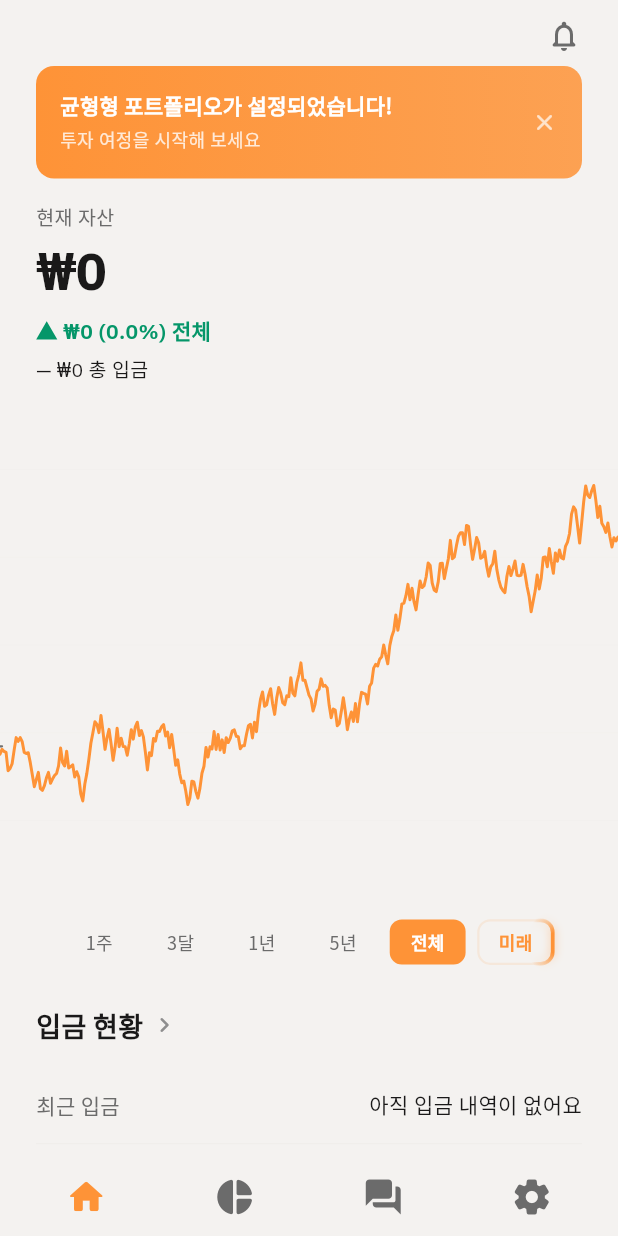
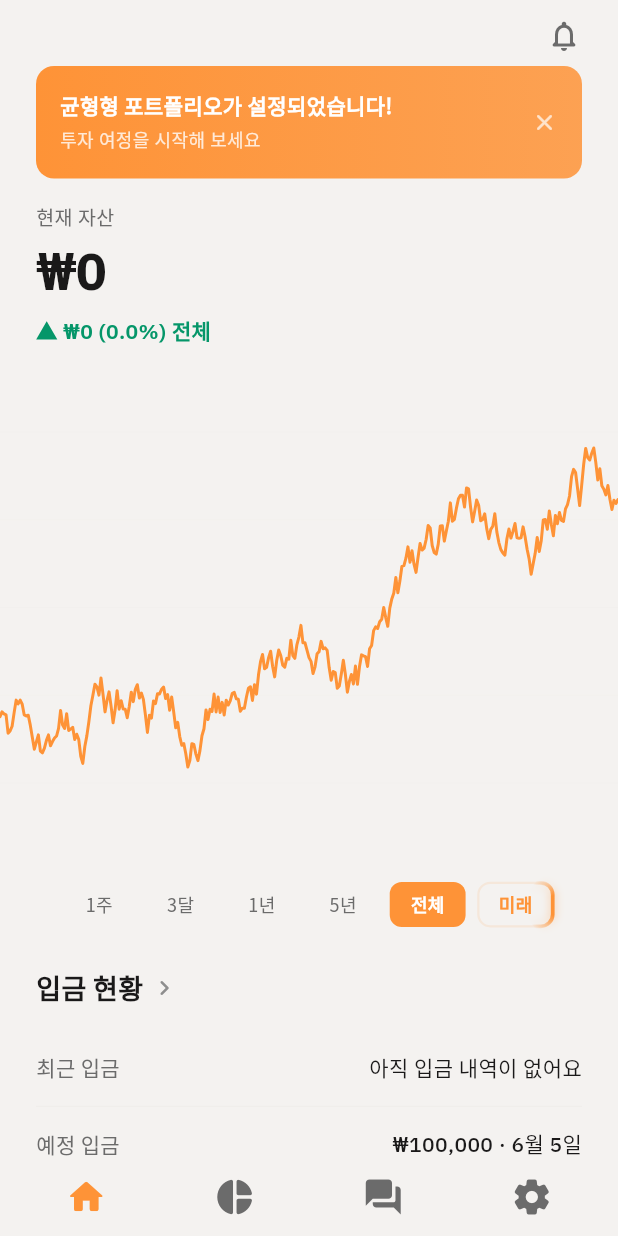
Before and after one commit to Capstone-Roboadviser/werobo-monorepo, a Flutter app: the HomeShell screen opened by its route, on a phone screen of 412 x 824 dp. Run offline on Flutter 3.47's test engine with Material 3 defaults, Android fonts, the phone set to English and light mode, and no system bars; our stand-ins replace shared_preferences; accounts and stored records are empty; network calls fail; Roboto replaces fonts that are missing (GothicA1); project files that could hold a hidden picture were left out.

Commit message:
Home chart: drop cost-basis line + 총 입금 label

```diff
--- a/Front-End/robo_mobile/lib/screens/home/home_tab.dart
+++ b/Front-End/robo_mobile/lib/screens/home/home_tab.dart
@@ -244,22 +244,6 @@ class _PortfolioHeroChartState extends State<_PortfolioHeroChart>
     );
   }
 
-  List<ChartPoint> get _allCostBasis {
-    final accountHistory = PortfolioStateProvider.of(context).accountHistory;
-    if (accountHistory.isNotEmpty) {
-      return _ensureRenderable([
-        for (final point in accountHistory)
-          ChartPoint(date: point.date, value: point.investedAmount),
-      ]);
-    }
-    final valuePts = _allValue;
-    if (valuePts.isEmpty) return const [];
-    return [
-      ChartPoint(date: valuePts.first.date, value: _baseInvestment),
-      ChartPoint(date: valuePts.last.date, value: _baseInvestment),
-    ];
-  }
-
   @override
   void initState() {
     super.initState();
@@ -335,9 +319,7 @@ class _PortfolioHeroChartState extends State<_PortfolioHeroChart>
     final portfolioState = PortfolioStateProvider.of(context);
     final accountSummary = portfolioState.accountSummary;
     final allValue = _allValue;
-    final allCost = _allCostBasis;
     final valuePts = _filterByRange(allValue);
-    final costPts = _filterByRange(allCost);
 
     // Compute hero stats from filtered data
     final currentValue =
@@ -350,24 +332,19 @@ class _PortfolioHeroChartState extends State<_PortfolioHeroChart>
         : (startValue > 0 ? (change / startValue) * 100 : 0.0);
     // Compute drag-aware values from touch position
     double? crosshairValue;
-    double? crosshairCost;
     if (_touchIndex != null && _touchIndex! < valuePts.length) {
       crosshairValue = valuePts[_touchIndex!].value;
-      if (_touchIndex! < costPts.length) {
-        crosshairCost = costPts[_touchIndex!].value;
-      }
     }
 
-    final displayChange = crosshairValue != null && crosshairCost != null
-        ? crosshairValue - crosshairCost
+    // Without a cost-basis line, drag-time deltas are computed against the
+    // chart's first visible point (start of the selected range).
+    final displayChange = crosshairValue != null
+        ? crosshairValue - startValue
         : change;
-    final displayChangePct =
-        crosshairValue != null && crosshairCost != null && crosshairCost > 0
-        ? ((crosshairValue - crosshairCost) / crosshairCost) * 100
+    final displayChangePct = crosshairValue != null && startValue > 0
+        ? ((crosshairValue - startValue) / startValue) * 100
         : changePct;
     final displayIsPositive = displayChange >= 0;
-    final displayInvested =
-        crosshairCost ?? accountSummary?.investedAmount ?? _baseInvestment;
 
     return Column(
       crossAxisAlignment: CrossAxisAlignment.start,
@@ -410,18 +387,6 @@ class _PortfolioHeroChartState extends State<_PortfolioHeroChart>
           changeAmount: displayChange,
           isPositive: displayIsPositive,
           rangeLabel: _rangeLabels[_range],
-        ),
-
-        // Net funding line (always visible, updates on drag)
-        const SizedBox(height: 4),
-        Text(
-          '— ₩${_formatCurrency(displayInvested.toInt())} 총 입금',
-          style: TextStyle(
-            fontFamily: WeRoboFonts.english,
-            fontSize: 13,
-            fontWeight: FontWeight.w400,
-            color: tc.textPrimary,
-          ),
         ),
 
         const SizedBox(height: 20),
@@ -478,7 +443,7 @@ class _PortfolioHeroChartState extends State<_PortfolioHeroChart>
                           size: Size(fullWidth, 320),
                           painter: _PortfolioValuePainter(
                             valuePts: valuePts,
-                            costPts: costPts,
+                            costPts: const [],
                             progress: _drawCurve.value,
                             touchIndex: _touchIndex,
                             glowPhase: _glowCtrl.value,
```
